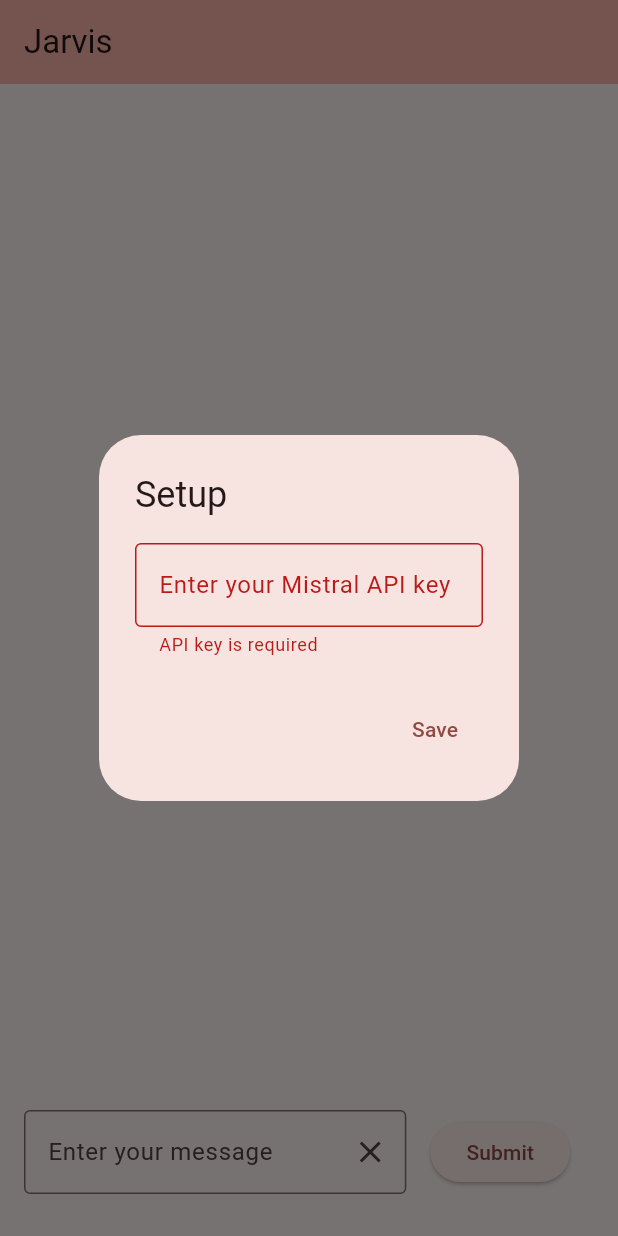
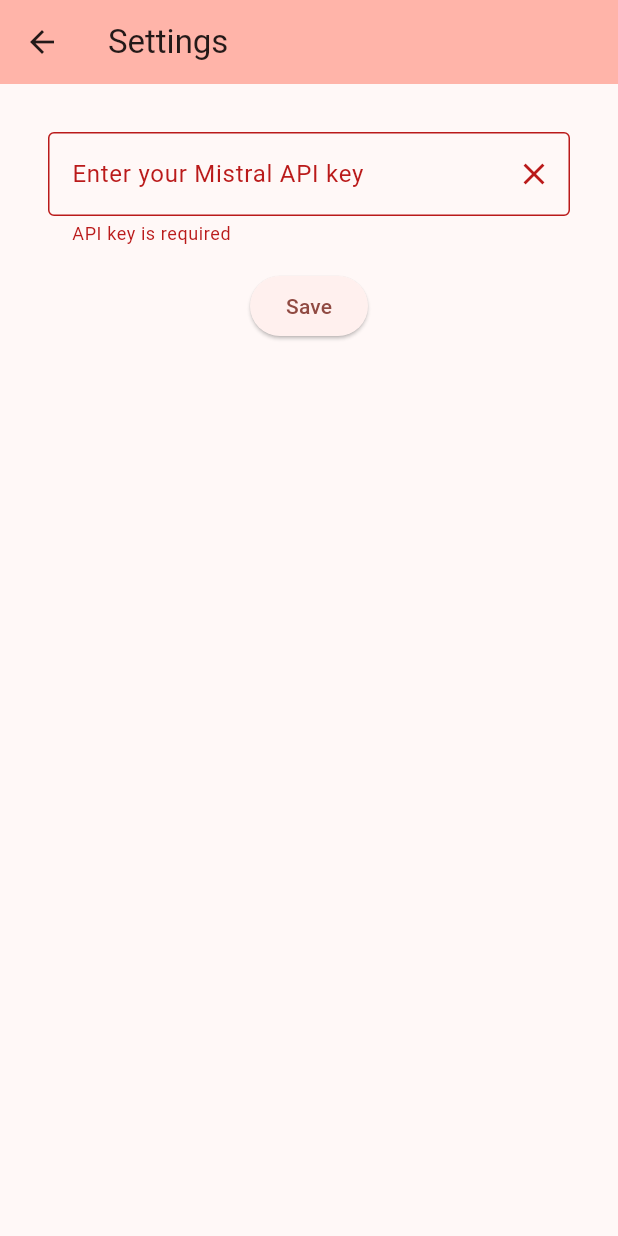
Before and after one commit to alecerf/jarvis, a Flutter app: the screen it shows after launch, after a tap on "Save", on a phone screen of 412 x 824 dp. Run offline on Flutter 3.47's test engine with Material 3 defaults, Android fonts, the phone set to English and light mode, and no system bars; our stand-ins replace shared_preferences; missing offline and left inert: fetch_client, markdown_widget.

Commit message:
feat(settings): add settings page & move api key setup to that page

```diff
--- a/lib/api_key_form_widget.dart
+++ /dev/null
@@ -1,46 +0,0 @@
-import 'package:flutter/material.dart';
-
-class ApiKeyForm extends StatelessWidget {
-  ApiKeyForm({super.key});
-
-  final _formKey = GlobalKey<FormState>();
-  final _controller = TextEditingController();
-
-  void save(BuildContext context) {
-    if (_formKey.currentState!.validate()) {
-      Navigator.pop(context, _controller.text.trim());
-    }
-  }
-
-  @override
-  Widget build(BuildContext context) {
-    return Form(
-      key: _formKey,
-      child: AlertDialog(
-        title: const Text('Setup'),
-        content: TextFormField(
-          controller: _controller,
-          maxLines: 1,
-          obscureText: true,
-          onFieldSubmitted: (_) => save(context),
-          decoration: const InputDecoration(
-            border: OutlineInputBorder(),
-            labelText: 'Enter your Mistral API key',
-          ),
-          validator: (String? value) {
-            if (value == null || value.trim().isEmpty) {
-              return 'API key is required';
-            }
-            return null;
-          },
-        ),
-        actions: <Widget>[
-          TextButton(
-            onPressed: () => save(context),
-            child: const Text('Save'),
-          ),
-        ],
-      ),
-    );
-  }
-}
--- a/lib/main.dart
+++ b/lib/main.dart
@@ -1,8 +1,8 @@
 import 'package:flutter/material.dart';
-import 'package:jarvis/api_key_form_widget.dart';
 import 'package:jarvis/api_key_widget.dart';
 import 'package:jarvis/message_form_widget.dart';
 import 'package:jarvis/message_widget.dart';
+import 'package:jarvis/settings.dart';
 import 'package:shared_preferences/shared_preferences.dart';
 
 void main() {
@@ -52,31 +52,26 @@ class _HomeState extends State<Home> {
     });
   }
 
-  @override
-  void initState() {
-    super.initState();
+  void loadConfiguration() {
     _prefs.then((SharedPreferences prefs) {
       _apiKey = prefs.getString('key') ?? "";
       if (_apiKey.isNotEmpty) {
         setState(() {});
         return;
       }
-      WidgetsBinding.instance.addPostFrameCallback(
-        (_) => showDialog<String>(
-          context: context,
-          barrierDismissible: false,
-          builder: (BuildContext context) => ApiKeyForm(),
-        ).then(
-          (value) => setState(() {
-            prefs.setString('key', value!).then((bool success) {
-              if (success) {
-                _apiKey = value;
-              }
-            });
-          }),
-        ),
-      );
+      Navigator.push(
+        context,
+        MaterialPageRoute(builder: (context) => const Settings()),
+      ).then((value) {
+        loadConfiguration();
+      });
     });
+  }
+
+  @override
+  void initState() {
+    super.initState();
+    loadConfiguration();
   }
 
   @override
@@ -85,6 +80,20 @@ class _HomeState extends State<Home> {
       appBar: AppBar(
         backgroundColor: Theme.of(context).colorScheme.inversePrimary,
         title: const Text("Jarvis"),
+        actions: <Widget>[
+          IconButton(
+            icon: const Icon(Icons.settings),
+            tooltip: 'Change settings',
+            onPressed: () {
+              Navigator.push(
+                context,
+                MaterialPageRoute(builder: (context) => const Settings()),
+              ).then((value) {
+                loadConfiguration();
+              });
+            },
+          ),
+        ],
       ),
       body: ApiKeyWidget(
         apiKey: _apiKey,
--- a/lib/message_form_widget.dart
+++ b/lib/message_form_widget.dart
@@ -18,12 +18,11 @@ class MessageForm extends StatelessWidget {
       _messageController.clear();
       callback(message, null, UniqueKey().toString());
       ask(message, ApiKeyWidget.of(context).apiKey).then((response) {
-        response.stream.listen((value) {
-          String response = utf8.decode(value);
+        response.stream.transform(utf8.decoder).listen((value) {
           int firstNewline;
-          while ((firstNewline = response.indexOf('\n')) != -1) {
-            String chunkLine = response.substring(0, firstNewline);
-            response = response.substring(firstNewline + 1);
+          while ((firstNewline = value.indexOf('\n')) != -1) {
+            String chunkLine = value.substring(0, firstNewline);
+            value = value.substring(firstNewline + 1);
             if (chunkLine.startsWith('data:')) {
               var json = chunkLine.substring(6).trim();
               if (json != '[DONE]') {
@@ -71,13 +70,6 @@ class MessageForm extends StatelessWidget {
               },
             ),
           ),
-          Padding(
-            padding: const EdgeInsets.all(16),
-            child: ElevatedButton(
-              onPressed: () => submit(context),
-              child: const Text('Submit'),
-            ),
-          ),
         ],
       ),
     );
--- /dev/null
+++ b/lib/settings.dart
@@ -0,0 +1,97 @@
+import 'package:flutter/material.dart';
+import 'package:shared_preferences/shared_preferences.dart';
+
+class Settings extends StatefulWidget {
+  const Settings({super.key});
+
+  @override
+  State<Settings> createState() => _SettingsState();
+}
+
+class _SettingsState extends State<Settings> {
+  final _formKey = GlobalKey<FormState>();
+  final _controller = TextEditingController();
+  final Future<SharedPreferences> _prefs = SharedPreferences.getInstance();
+  late ScaffoldMessengerState snackbar;
+
+  @override
+  void initState() {
+    super.initState();
+    _prefs.then((SharedPreferences prefs) {
+      _controller.text = prefs.getString('key') ?? "";
+      setState(() {});
+    });
+  }
+
+  @override
+  Widget build(BuildContext context) {
+    return Scaffold(
+      appBar: AppBar(
+        backgroundColor: Theme.of(context).colorScheme.inversePrimary,
+        title: const Text('Settings'),
+      ),
+      body: Padding(
+        padding: const EdgeInsets.all(32.0),
+        child: Form(
+          key: _formKey,
+          child: Column(
+            children: [
+              TextFormField(
+                controller: _controller,
+                maxLines: 1,
+                obscureText: true,
+                decoration: InputDecoration(
+                  border: const OutlineInputBorder(),
+                  labelText: 'Enter your Mistral API key',
+                  suffixIcon: InkWell(
+                    child: const Icon(Icons.clear),
+                    onTap: () {
+                      _controller.clear();
+                    },
+                  ),
+                ),
+                validator: (String? value) {
+                  if (value == null || value.trim().isEmpty) {
+                    return 'API key is required';
+                  }
+                  return null;
+                },
+              ),
+              Padding(
+                padding: const EdgeInsets.only(top: 16),
+                child: ElevatedButton(
+                  onPressed: () {
+                    if (_formKey.currentState!.validate()) {
+                      _prefs.then((SharedPreferences prefs) {
+                        prefs.setString('key', _controller.text);
+                        ScaffoldMessenger.of(context).showSnackBar(
+                          const SnackBar(
+                            content: Text('Your settings have been saved'),
+                            behavior: SnackBarBehavior.floating,
+                          ),
+                        );
+                      });
+                    }
+                  },
+                  child: const Text('Save'),
+                ),
+              ),
+            ],
+          ),
+        ),
+      ),
+    );
+  }
+
+  @override
+  void didChangeDependencies() {
+    super.didChangeDependencies();
+    snackbar = ScaffoldMessenger.of(context);
+  }
+
+  @override
+  void dispose() {
+    snackbar.clearSnackBars();
+    super.dispose();
+  }
+}
```
